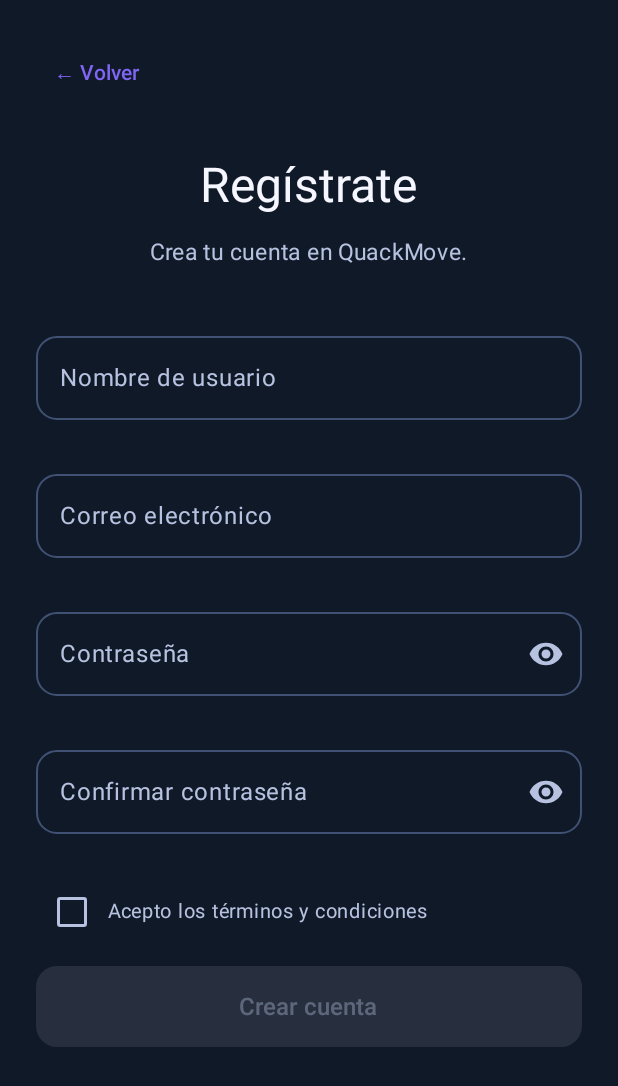
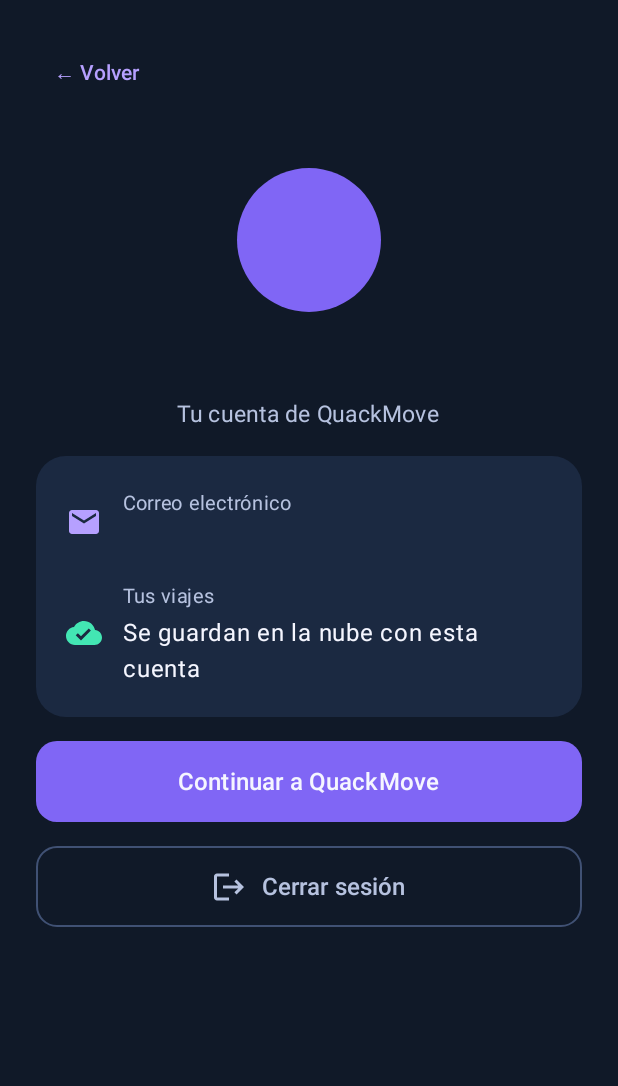
Before and after one commit to space112921-cell/QuackMove-Entrega4-Final, an Android app built with Jetpack Compose: the RegistrationScreen screen opened through its navigation route, on a phone screen of 412 x 824 dp. Shown: the top 1086 px of the screen. Run offline under Robolectric (Android 15) with nearby library versions, the phone set to English and light mode, and no system bars; our stand-ins replace Firebase (no records; nobody signed in at launch, a user with empty details on screens opened directly), Room's generated code; libraries missing offline, so code that uses them is left out: org.maplibre.android; 10 statements that could not run were skipped.

Commit message:
feat: implement user profile management with session handling and UI updates

```diff
--- a/app/src/main/java/com/quackmove/app/data/repository/FirebaseRegistrationRepository.kt
+++ b/app/src/main/java/com/quackmove/app/data/repository/FirebaseRegistrationRepository.kt
@@ -44,7 +44,21 @@ class RegistrationException(
 // CONTRATO DEL REPOSITORIO
 // =====================================
 
+// Cuenta permanente con la que el usuario tiene sesión.
+data class RegisteredAccount(
+    val uid: String,
+    val email: String,
+    val username: String
+)
+
 interface RegistrationRepository {
+
+    // Cuenta registrada actual (null si no hay sesión
+    // o si la sesión es anónima).
+    suspend fun currentAccount(): RegisteredAccount?
+
+    // Cierra la sesión de la cuenta registrada.
+    suspend fun signOut()
 
     suspend fun register(
         username: String,
@@ -383,4 +397,61 @@ class FirebaseRegistrationRepository(
                         "Comprueba internet e inténtalo nuevamente."
         }
     }
+
+    // =====================================
+    // CUENTA ACTUAL
+    // =====================================
+
+    override suspend fun currentAccount(): RegisteredAccount? {
+
+        val user = auth.currentUser ?: return null
+
+        if (user.isAnonymous) return null
+
+        val email = user.email ?: return null
+
+        // El nombre de usuario vive en Firestore (users/{uid}).
+        // Si no se puede leer, se usa la parte antes de la @.
+        val username = try {
+
+            withTimeout(8000L) {
+                firestore
+                    .collection("users")
+                    .document(user.uid)
+                    .get()
+                    .await()
+                    .getString("username")
+            }
+
+        } catch (timeout: TimeoutCancellationException) {
+
+            RepositoryErrorReporter.record("currentAccount", timeout)
+            null
+
+        } catch (exception: CancellationException) {
+
+            throw exception
+
+        } catch (exception: Exception) {
+
+            RepositoryErrorReporter.record("currentAccount", exception)
+            null
+        }
+
+        return RegisteredAccount(
+            uid = user.uid,
+            email = email,
+            username = username?.takeIf { it.isNotBlank() }
+                ?: email.substringBefore("@")
+        )
+    }
+
+    // =====================================
+    // CERRAR SESION
+    // =====================================
+
+    override suspend fun signOut() {
+
+        auth.signOut()
+    }
 }
--- a/app/src/main/java/com/quackmove/app/feature/home/MapScreen.kt
+++ b/app/src/main/java/com/quackmove/app/feature/home/MapScreen.kt
@@ -734,7 +734,7 @@ fun MapScreen(
 
                     NavigationDrawerItem(
                         label = {
-                            Text("Crear cuenta")
+                            Text("Mi cuenta")
                         },
 
                         selected = false,
--- /dev/null
+++ b/app/src/main/java/com/quackmove/app/feature/registration/RegistrationProfileContent.kt
@@ -0,0 +1,317 @@
+package com.quackmove.app.feature.registration
+
+import androidx.compose.foundation.BorderStroke
+import androidx.compose.foundation.background
+import androidx.compose.foundation.layout.Arrangement
+import androidx.compose.foundation.layout.Box
+import androidx.compose.foundation.layout.Column
+import androidx.compose.foundation.layout.Row
+import androidx.compose.foundation.layout.Spacer
+import androidx.compose.foundation.layout.fillMaxSize
+import androidx.compose.foundation.layout.fillMaxWidth
+import androidx.compose.foundation.layout.height
+import androidx.compose.foundation.layout.navigationBarsPadding
+import androidx.compose.foundation.layout.padding
+import androidx.compose.foundation.layout.size
+import androidx.compose.foundation.layout.statusBarsPadding
+import androidx.compose.foundation.layout.width
+import androidx.compose.foundation.rememberScrollState
+import androidx.compose.foundation.shape.CircleShape
+import androidx.compose.foundation.shape.RoundedCornerShape
+import androidx.compose.foundation.verticalScroll
+import androidx.compose.material.icons.Icons
+import androidx.compose.material.icons.automirrored.filled.Logout
+import androidx.compose.material.icons.filled.CloudDone
+import androidx.compose.material.icons.filled.Email
+import androidx.compose.material3.AlertDialog
+import androidx.compose.material3.Button
+import androidx.compose.material3.ButtonDefaults
+import androidx.compose.material3.CircularProgressIndicator
+import androidx.compose.material3.Icon
+import androidx.compose.material3.OutlinedButton
+import androidx.compose.material3.Surface
+import androidx.compose.material3.Text
+import androidx.compose.material3.TextButton
+import androidx.compose.runtime.Composable
+import androidx.compose.runtime.getValue
+import androidx.compose.runtime.mutableStateOf
+import androidx.compose.runtime.saveable.rememberSaveable
+import androidx.compose.runtime.setValue
+import androidx.compose.ui.Alignment
+import androidx.compose.ui.Modifier
+import androidx.compose.ui.draw.clip
+import androidx.compose.ui.graphics.Color
+import androidx.compose.ui.text.font.FontWeight
+import androidx.compose.ui.text.style.TextOverflow
+import androidx.compose.ui.unit.dp
+import androidx.compose.ui.unit.sp
+
+import com.quackmove.app.data.repository.RegisteredAccount
+import com.quackmove.app.ui.theme.QuackBackground
+import com.quackmove.app.ui.theme.QuackBorder
+import com.quackmove.app.ui.theme.QuackMint
+import com.quackmove.app.ui.theme.QuackPurple
+import com.quackmove.app.ui.theme.QuackPurpleLight
+import com.quackmove.app.ui.theme.QuackSurfaceVariant
+import com.quackmove.app.ui.theme.QuackTextPrimary
+import com.quackmove.app.ui.theme.QuackTextSecondary
+
+// =====================================
+// PERFIL DEL USUARIO REGISTRADO
+// =====================================
+//
+// Se muestra en lugar del formulario cuando ya hay una cuenta
+// con sesión. Composable de contenido: recibe el estado y avisa
+// los eventos con callbacks.
+
+@Composable
+fun RegistrationProfileContent(
+    account: RegisteredAccount,
+    successMessage: String?,
+    errorMessage: String?,
+    showRetryProfile: Boolean,
+    isBusy: Boolean,
+    onRetryProfile: () -> Unit,
+    onSignOut: () -> Unit,
+    onBack: () -> Unit
+) {
+
+    // Estado solo de UI: si el diálogo de confirmación está abierto.
+    var showSignOutDialog by rememberSaveable { mutableStateOf(false) }
+
+    if (showSignOutDialog) {
+
+        AlertDialog(
+            onDismissRequest = { showSignOutDialog = false },
+            title = { Text("¿Cerrar sesión?") },
+            text = {
+                Text(
+                    "Todavía no hay pantalla para iniciar sesión, así que " +
+                            "no podrás volver a entrar a esta cuenta desde la app " +
+                            "y sus viajes dejarán de mostrarse en este teléfono."
+                )
+            },
+            confirmButton = {
+                TextButton(
+                    onClick = {
+                        showSignOutDialog = false
+                        onSignOut()
+                    }
+                ) {
+                    Text("Cerrar sesión", color = ProfileWarning)
+                }
+            },
+            dismissButton = {
+                TextButton(onClick = { showSignOutDialog = false }) {
+                    Text("Cancelar", color = QuackPurpleLight)
+                }
+            },
+            containerColor = QuackSurfaceVariant,
+            titleContentColor = QuackTextPrimary,
+            textContentColor = QuackTextSecondary
+        )
+    }
+
+    Surface(
+        modifier = Modifier.fillMaxSize(),
+        color = QuackBackground
+    ) {
+
+        Column(
+            modifier = Modifier
+                .fillMaxSize()
+                .statusBarsPadding()
+                .navigationBarsPadding()
+                .verticalScroll(rememberScrollState())
+                .padding(horizontal = 24.dp, vertical = 24.dp),
+            horizontalAlignment = Alignment.CenterHorizontally,
+            verticalArrangement = Arrangement.spacedBy(16.dp)
+        ) {
+
+            TextButton(
+                onClick = onBack,
+                modifier = Modifier.align(Alignment.Start)
+            ) {
+                Text("← Volver", color = QuackPurpleLight)
+            }
+
+            Spacer(Modifier.height(8.dp))
+
+            // ---------- Avatar con la inicial ----------
+
+            Box(
+                modifier = Modifier
+                    .size(96.dp)
+                    .clip(CircleShape)
+                    .background(QuackPurple),
+                contentAlignment = Alignment.Center
+            ) {
+                Text(
+                    text = account.username.take(1).uppercase(),
+                    color = QuackTextPrimary,
+                    fontSize = 40.sp,
+                    fontWeight = FontWeight.Bold
+                )
+            }
+
+            Text(
+                text = account.username,
+                color = QuackTextPrimary,
+                fontSize = 26.sp,
+                fontWeight = FontWeight.Bold
+            )
+
+            Text(
+                text = "Tu cuenta de QuackMove",
+                color = QuackTextSecondary,
+                fontSize = 15.sp
+            )
+
+            // ---------- Datos de la cuenta ----------
+
+            Surface(
+                modifier = Modifier.fillMaxWidth(),
+                color = QuackSurfaceVariant,
+                shape = RoundedCornerShape(20.dp)
+            ) {
+
+                Column(
+                    modifier = Modifier.padding(20.dp),
+                    verticalArrangement = Arrangement.spacedBy(14.dp)
+                ) {
+
+                    ProfileRow(
+                        label = "Correo electrónico",
+                        value = account.email,
+                        icon = { Icon(Icons.Default.Email, null, tint = QuackPurpleLight) }
+                    )
+
+                    ProfileRow(
+                        label = "Tus viajes",
+                        value = "Se guardan en la nube con esta cuenta",
+                        icon = { Icon(Icons.Default.CloudDone, null, tint = QuackMint) }
+                    )
+                }
+            }
+
+            successMessage?.let { message ->
+                Text(
+                    text = message,
+                    color = QuackMint,
+                    fontSize = 14.sp,
+                    modifier = Modifier.fillMaxWidth()
+                )
+            }
+
+            errorMessage?.let { message ->
+                Text(
+                    text = message,
+                    color = ProfileWarning,
+                    fontSize = 14.sp,
+                    modifier = Modifier.fillMaxWidth()
+                )
+            }
+
+            // ---------- Acciones ----------
+
+            if (showRetryProfile) {
+
+                Button(
+                    onClick = onRetryProfile,
+                    enabled = !isBusy,
+                    modifier = Modifier
+                        .fillMaxWidth()
+                        .height(54.dp),
+                    shape = RoundedCornerShape(14.dp),
+                    colors = ButtonDefaults.buttonColors(containerColor = QuackPurple)
+                ) {
+                    Text("Reintentar guardar perfil")
+                }
+            }
+
+            Button(
+                onClick = onBack,
+                enabled = !isBusy,
+                modifier = Modifier
+                    .fillMaxWidth()
+                    .height(54.dp),
+                shape = RoundedCornerShape(14.dp),
+                colors = ButtonDefaults.buttonColors(containerColor = QuackPurple)
+            ) {
+                Text("Continuar a QuackMove", fontSize = 16.sp)
+            }
+
+            OutlinedButton(
+                onClick = { showSignOutDialog = true },
+                enabled = !isBusy,
+                modifier = Modifier
+                    .fillMaxWidth()
+                    .height(54.dp),
+                shape = RoundedCornerShape(14.dp),
+                border = BorderStroke(1.dp, QuackBorder)
+            ) {
+
+                if (isBusy) {
+                    CircularProgressIndicator(
+                        modifier = Modifier.size(20.dp),
+                        strokeWidth = 2.dp,
+                        color = QuackPurpleLight
+                    )
+                } else {
+                    Icon(
+                        Icons.AutoMirrored.Filled.Logout,
+                        contentDescription = null,
+                        tint = QuackTextSecondary
+                    )
+                    Spacer(Modifier.width(10.dp))
+                    Text("Cerrar sesión", color = QuackTextSecondary, fontSize = 16.sp)
+                }
+            }
+        }
+    }
+}
+
+// =====================================
+// CARGANDO SESION
+// =====================================
+
+@Composable
+fun RegistrationCheckingContent() {
+
+    Surface(
+        modifier = Modifier.fillMaxSize(),
+        color = QuackBackground
+    ) {
+        Box(contentAlignment = Alignment.Center) {
+            CircularProgressIndicator(color = QuackPurple)
+        }
+    }
+}
+
+@Composable
+private fun ProfileRow(
+    label: String,
+    value: String,
+    icon: @Composable () -> Unit
+) {
+
+    Row(verticalAlignment = Alignment.CenterVertically) {
+
+        icon()
+
+        Spacer(Modifier.width(14.dp))
+
+        Column {
+            Text(label, color = QuackTextSecondary, fontSize = 13.sp)
+            Text(
+                value,
+                color = QuackTextPrimary,
+                fontSize = 16.sp,
+                maxLines = 2,
+                overflow = TextOverflow.Ellipsis
+            )
+        }
+    }
+}
+
+private val ProfileWarning = Color(0xFFFFB86B)
--- a/app/src/main/java/com/quackmove/app/feature/registration/RegistrationScreen.kt
+++ b/app/src/main/java/com/quackmove/app/feature/registration/RegistrationScreen.kt
@@ -84,6 +84,32 @@ fun RegistrationScreen(
 
     val state by model.uiState
         .collectAsStateWithLifecycle()
+
+    // =================================
+    // YA HAY CUENTA: MOSTRAR PERFIL
+    // =================================
+
+    if (state.isCheckingSession) {
+        RegistrationCheckingContent()
+        return
+    }
+
+    state.account?.let { account ->
+
+        RegistrationProfileContent(
+            account = account,
+            successMessage = state.successMessage,
+            errorMessage = state.errorMessage,
+            showRetryProfile =
+                state.accountCreated && !state.registrationComplete,
+            isBusy = state.isLoading || state.isSigningOut,
+            onRetryProfile = model::retrySaveProfile,
+            onSignOut = model::signOut,
+            onBack = onBack
+        )
+
+        return
+    }
 
     val fieldsEnabled =
         !state.isLoading &&
--- a/app/src/main/java/com/quackmove/app/feature/registration/RegistrationViewModel.kt
+++ b/app/src/main/java/com/quackmove/app/feature/registration/RegistrationViewModel.kt
@@ -5,6 +5,7 @@ import androidx.lifecycle.ViewModel
 import androidx.lifecycle.ViewModelProvider
 import androidx.lifecycle.viewModelScope
 
+import com.quackmove.app.data.repository.RegisteredAccount
 import com.quackmove.app.data.repository.RegistrationException
 import com.quackmove.app.data.repository.RegistrationRepository
 import com.quackmove.app.domain.RegistrationValidator
@@ -44,7 +45,16 @@ data class RegistrationUiState(
 
     val errorMessage: String? = null,
 
-    val successMessage: String? = null
+    val successMessage: String? = null,
+
+    // Mientras se revisa si ya hay una cuenta con sesión.
+    val isCheckingSession: Boolean = true,
+
+    // Cuenta con sesión: si existe, se muestra el perfil
+    // en lugar del formulario de registro.
+    val account: RegisteredAccount? = null,
+
+    val isSigningOut: Boolean = false
 
 ) {
 
@@ -96,6 +106,77 @@ class RegistrationViewModel(
 
     val uiState: StateFlow<RegistrationUiState> =
         _uiState.asStateFlow()
+
+    init {
+        loadAccount()
+    }
+
+    // =====================================
+    // REVISAR SI YA HAY CUENTA
+    // =====================================
+
+    private fun loadAccount() {
+
+        viewModelScope.launch {
+
+            val account = try {
+
+                repository.currentAccount()
+
+            } catch (exception: CancellationException) {
+
+                throw exception
+
+            } catch (exception: Exception) {
+
+                null
+            }
+
+            _uiState.update {
+                it.copy(
+                    isCheckingSession = false,
+                    account = account
+                )
+            }
+        }
+    }
+
+    // =====================================
+    // CERRAR SESION
+    // =====================================
+
+    fun signOut() {
+
+        if (_uiState.value.isSigningOut) return
+
+        _uiState.update { it.copy(isSigningOut = true) }
+
+        viewModelScope.launch {
+
+            try {
+
+                repository.signOut()
+
+                // Volver al formulario vacío.
+                _uiState.value = RegistrationUiState(
+                    isCheckingSession = false
+                )
+
+            } catch (exception: CancellationException) {
+
+                throw exception
+
+            } catch (exception: Exception) {
+
+                _uiState.update {
+                    it.copy(
+                        isSigningOut = false,
+                        errorMessage = "No se pudo cerrar la sesión."
+                    )
+                }
+            }
+        }
+    }
 
     // =====================================
     // ACTUALIZAR NOMBRE
@@ -268,6 +349,13 @@ class RegistrationViewModel(
                             result.profileSaved,
 
                         firebaseUid = result.uid,
+
+                        // Con la cuenta creada se muestra el perfil.
+                        account = RegisteredAccount(
+                            uid = result.uid,
+                            email = result.email,
+                            username = state.username.trim()
+                        ),
 
                         // Borrar las credenciales del
                         // estado después del registro.
```
Also changed, not shown: 1 other file.
